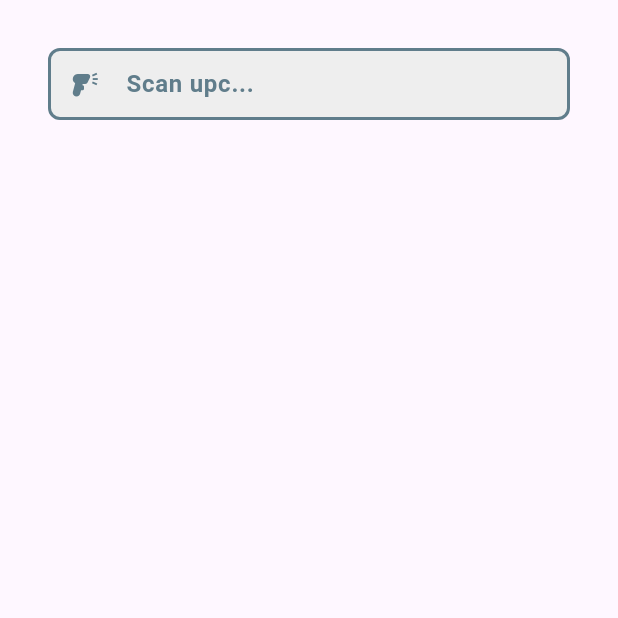
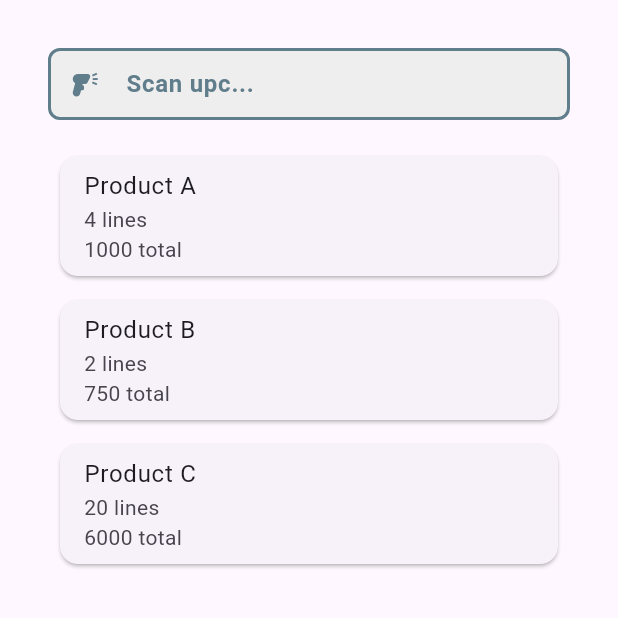
Before and after one commit to jmonraz/mobile_app_3plwinner, a Flutter app: the ScanVerification screen opened by its route, on a phone screen of 412 x 824 dp, the top half of it. Run offline on Flutter 3.47's test engine with Material 3 defaults, Android fonts, the phone set to English and light mode, and no system bars.

Commit message:
added ProductTile widget that will display the number of lines per product and the total quantity, when the user touches on the product tile it will expand and show a breakdown of each line to verify which lines have been verified, added the list to the scan verification screen, added dummy code for demonstration, needs API implementation.

```diff
--- a/lib/screens/scan_verification.dart
+++ b/lib/screens/scan_verification.dart
@@ -1,4 +1,5 @@
 import 'package:flutter/material.dart';
+import 'package:mobile_3plwinner/widgets/ProductTile.dart';
 import 'package:mobile_3plwinner/widgets/input.dart';
 
 class ScanVerification extends StatefulWidget {
@@ -13,8 +14,7 @@ class _ScanVerificationState extends State<ScanVerification> {
   @override
   Widget build(BuildContext context) {
     return Scaffold(
-        body: SingleChildScrollView(
-            child: Padding(
+        body: Padding(
       padding: const EdgeInsets.all(32.0),
       child: Column(
         children: [
@@ -27,9 +27,28 @@ class _ScanVerificationState extends State<ScanVerification> {
               color: Colors.blueGrey,
               size: 20.0,
             ),
+          ),
+          const SizedBox(height: 16.0),
+          Expanded(
+            child: ListView(
+              children: [
+                ProductTile(
+                    productName: 'Product A',
+                    numberOfLines: 4,
+                    totalQuantity: 1000),
+                ProductTile(
+                    productName: 'Product B',
+                    numberOfLines: 2,
+                    totalQuantity: 750),
+                ProductTile(
+                    productName: 'Product C',
+                    numberOfLines: 20,
+                    totalQuantity: 6000)
+              ],
+            ),
           )
         ],
       ),
-    )));
+    ));
   }
 }
--- /dev/null
+++ b/lib/widgets/ProductTile.dart
@@ -0,0 +1,56 @@
+import 'package:flutter/material.dart';
+
+class ProductTile extends StatefulWidget {
+  final String productName;
+  final int numberOfLines;
+  final int totalQuantity;
+
+  const ProductTile(
+      {super.key,
+      required this.productName,
+      required this.numberOfLines,
+      required this.totalQuantity});
+
+  @override
+  State<ProductTile> createState() => _ProductTileState();
+}
+
+class _ProductTileState extends State<ProductTile> {
+  bool isExpanded = false;
+
+  @override
+  Widget build(BuildContext context) {
+    return GestureDetector(
+      onTap: () {
+        setState(() {
+          isExpanded = !isExpanded;
+        });
+      },
+      child: Card(
+        margin: const EdgeInsets.all(8.0),
+        child: Column(
+          children: [
+            ListTile(
+              title: Text(widget.productName),
+              subtitle: Text('${widget.numberOfLines} lines\n${widget.totalQuantity} total'),
+            ),
+            if(isExpanded)
+              Column(
+                children: List.generate(widget.numberOfLines, (index) => ListTile(
+                  title: Text('Line ${index + 1} of ${widget.numberOfLines}'),
+                  subtitle: Column(
+                    crossAxisAlignment: CrossAxisAlignment.start,
+                    children: [
+                      Text('Total quantity: ${widget.totalQuantity}'),
+                      Text('Verified? No'),
+                    ],
+                  ),
+                  )
+                ),
+              ),
+          ],
+        ),
+      ),
+    );
+  }
+}
```
